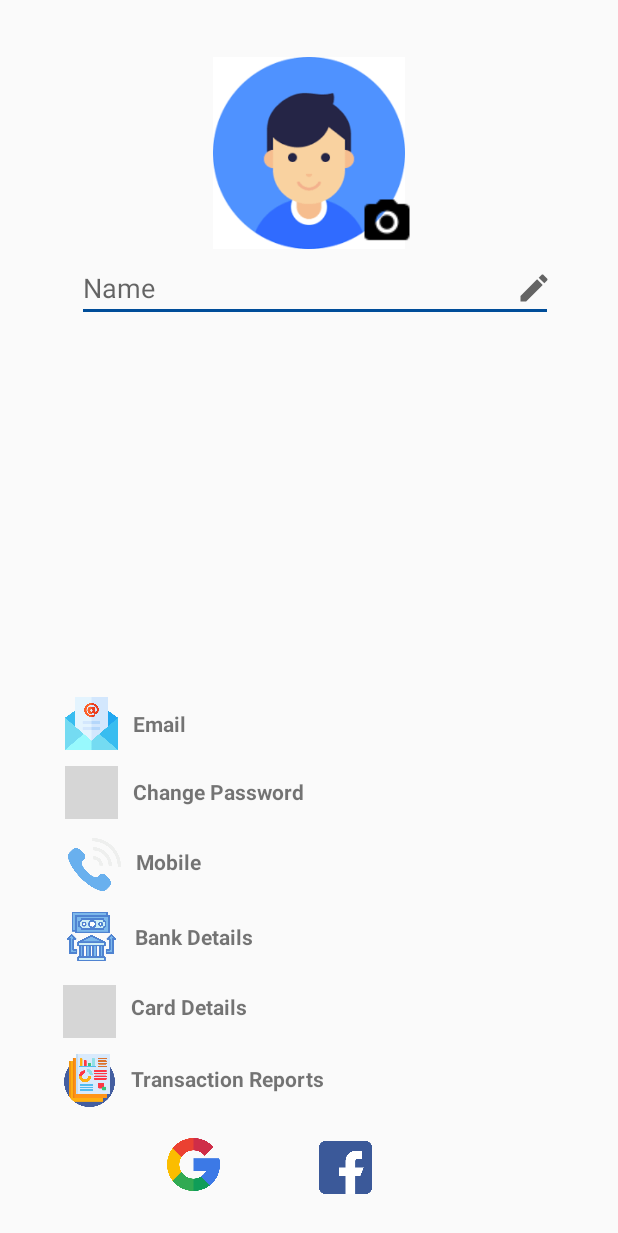
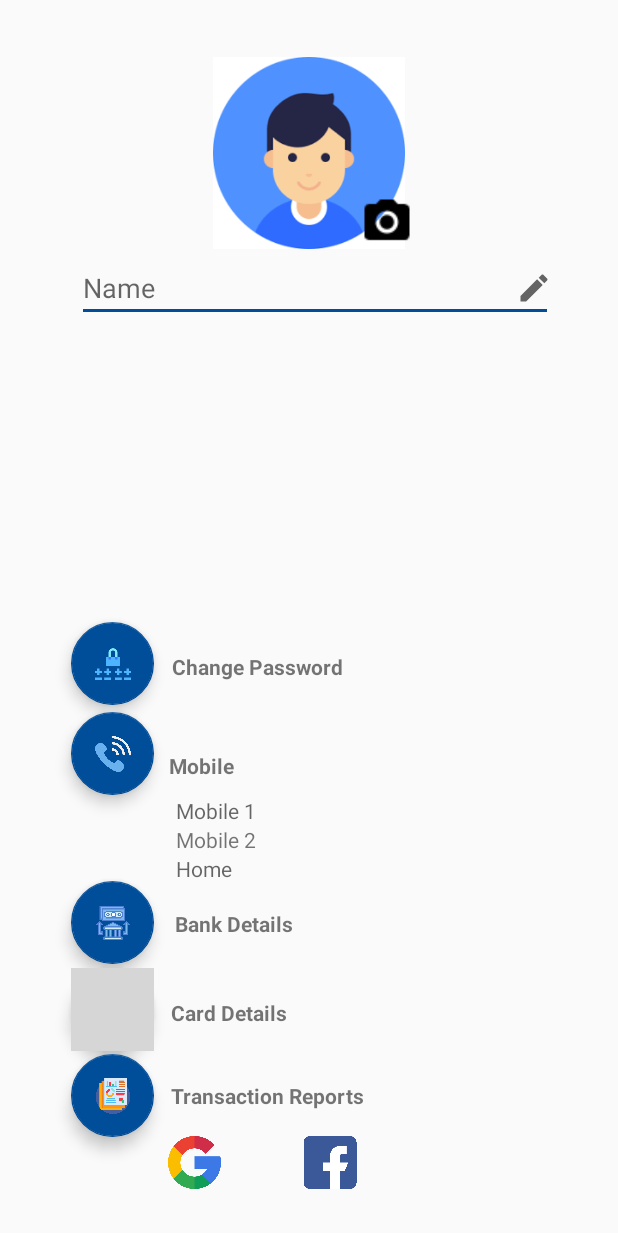
Before and after one commit to SLIIT-HCI/finance-app, an Android app: the screen it shows after launch (UserProfile), on a phone screen of 412 x 824 dp. Shown: the top 1233 px of the screen. Run offline under Robolectric (Android 15) with nearby library versions, the phone set to English and light mode, and no system bars; our stand-ins replace Firebase (no records; nobody signed in at launch, a user with empty details on screens opened directly); Roboto replaces fonts that are not available here; grey boxes are pictures that could not be loaded.

Commit message:
Adding Floating action buttons Bank Details function usnder user profile

```diff
--- a/app/src/main/AndroidManifest.xml
+++ b/app/src/main/AndroidManifest.xml
@@ -22,7 +22,8 @@
         android:roundIcon="@mipmap/ic_launcher_round"
         android:supportsRtl="true"
         android:theme="@style/AppTheme">
-        <activity android:name=".NavigationDrawer"></activity>
+        <activity android:name=".ExpandableListView_bankDetails"></activity>
+        <activity android:name=".NavigationDrawer" />
         <activity android:name=".AddTransactionsActivity" />
         <activity android:name=".LoginActivity" />
         <activity android:name=".ViewSMSList" />
--- a/app/src/main/java/com/example/financemanagementapp/UserProfile.java
+++ b/app/src/main/java/com/example/financemanagementapp/UserProfile.java
@@ -1,14 +1,143 @@
 package com.example.financemanagementapp;
 
+import androidx.appcompat.app.AlertDialog;
 import androidx.appcompat.app.AppCompatActivity;
 
+import android.annotation.SuppressLint;
+import android.content.DialogInterface;
+import android.content.Intent;
 import android.os.Bundle;
+import android.provider.MediaStore;
+import android.service.controls.actions.FloatAction;
+import android.view.View;
+import android.widget.EditText;
+import android.widget.ImageView;
+import android.widget.TextView;
+
+import com.google.android.material.floatingactionbutton.FloatingActionButton;
+import com.google.firebase.auth.FirebaseAuth;
 
 public class UserProfile extends AppCompatActivity {
+
+    private final int REQUEST_CODE=10;
+    ImageView selectFromGallery;
+    TextView change_password, mobile1, mobile2, home;
+    TextView bankDetails;
+
+    //private FirebaseAuth firebaseAuth1;
 
     @Override
     protected void onCreate(Bundle savedInstanceState) {
         super.onCreate(savedInstanceState);
         setContentView(R.layout.activity_user_profile);
+
+        //getting firebase auth object
+        //firebaseAuth1 = FirebaseAuth.getInstance();
+
+        selectFromGallery = (ImageView) findViewById(R.id.selectFromGallery);
+        change_password = (TextView)findViewById(R.id.changePassword);
+        mobile1 = (TextView) findViewById(R.id.mobile1);
+        mobile2 = (TextView) findViewById(R.id.mobile2);
+        home = (TextView) findViewById(R.id.mobileHome);
+        bankDetails = (TextView) findViewById(R.id.TVBankDetail);
+
+        selectFromGallery.setOnClickListener(new View.OnClickListener() {
+            @Override
+            public void onClick(View view) {
+                Intent selectImage = new Intent(Intent.ACTION_PICK, MediaStore.Images.Media.EXTERNAL_CONTENT_URI);
+                startActivityForResult(selectImage,REQUEST_CODE);
+                //selectImage.setText("Select Again");
+            }
+        });
+
+        change_password.setOnClickListener(new View.OnClickListener() {
+            @Override
+            public void onClick(View view) {
+                Intent ChangePassword = new Intent(getApplicationContext(), ForgotPasswordActivity.class);
+                startActivity(ChangePassword);
+            }
+        });
+
+        mobile1.setOnClickListener(new View.OnClickListener() {
+            @Override
+            public void onClick(View view) {
+
+                enterMobileNumber();
+            }
+        });
+
+        mobile2.setOnClickListener(new View.OnClickListener() {
+            @Override
+            public void onClick(View view) {
+                enterMobileNumber();
+            }
+        });
+
+        home.setOnClickListener(new View.OnClickListener() {
+        @Override
+        public void onClick(View view) {
+            enterMobileNumber();
+        }
+    });
+
+        bankDetails.setOnClickListener(new View.OnClickListener() {
+            @Override
+            public void onClick(View view) {
+                Intent bank = new Intent(getApplicationContext(), ExpandableListView_bankDetails.class);
+                startActivity(bank);
+            }
+        });
+
     }
+
+
+
+    private void enterMobileNumber(){
+        AlertDialog.Builder alert = new AlertDialog.Builder(this);
+
+        alert.setTitle("Phone Number");
+        //alert.setMessage("Message");
+
+        // Set an EditText view to get user input
+        final EditText input = new EditText(this);
+        alert.setView(input);
+
+        alert.setPositiveButton("Ok", new DialogInterface.OnClickListener() {
+            public void onClick(DialogInterface dialog, int whichButton) {
+
+                // Do something with value!
+            }
+        });
+
+        alert.setNegativeButton("Delete", new DialogInterface.OnClickListener() {
+            public void onClick(DialogInterface dialog, int whichButton) {
+                // Delete phone number
+            }
+        });
+
+        alert.show();
+    }
+
+//    private void enterEmail(){
+//        AlertDialog.Builder emailAlert = new AlertDialog.Builder(this);
+//        emailAlert.setTitle("Change email address");
+//
+//        final EditText enterEmail = new EditText(this);
+//        emailAlert.setView(enterEmail);
+//
+//        emailAlert.setPositiveButton("Done", new DialogInterface.OnClickListener() {
+//            @Override
+//            public void onClick(DialogInterface dialogInterface, int i) {
+//                Intent intent = new Intent(getApplicationContext(), EmailVerificationActivity.class);
+//                startActivity(intent);
+//            }
+//        });
+//
+//        emailAlert.setNegativeButton("Cancel", new DialogInterface.OnClickListener() {
+//            @Override
+//            public void onClick(DialogInterface dialogInterface, int i) {
+//                //cancel
+//            }
+//        });
+//    }
 }
--- a/app/src/main/res/layout/activity_user_profile.xml
+++ b/app/src/main/res/layout/activity_user_profile.xml
@@ -7,7 +7,7 @@
     tools:context=".UserProfile">
 
     <ImageView
-        android:id="@+id/imageView5"
+        android:id="@+id/userProfile"
         android:layout_width="137dp"
         android:layout_height="128dp"
         android:layout_alignParentTop="true"
@@ -16,7 +16,7 @@
         app:srcCompat="@drawable/avatar1" />
 
     <ImageView
-        android:id="@+id/imageView6"
+        android:id="@+id/selectFromGallery"
         android:layout_width="wrap_content"
         android:layout_height="wrap_content"
         android:layout_alignParentTop="true"
@@ -26,7 +26,7 @@
         app:srcCompat="@drawable/icon_camera2" />
 
     <EditText
-        android:id="@+id/editTextTextPersonName"
+        android:id="@+id/userName"
         android:layout_width="wrap_content"
         android:layout_height="wrap_content"
         android:layout_alignParentStart="true"
@@ -41,7 +41,7 @@
         android:inputType="textPersonName" />
 
     <ImageView
-        android:id="@+id/imageView7"
+        android:id="@+id/editUserName"
         android:layout_width="wrap_content"
         android:layout_height="45dp"
         android:layout_alignParentTop="true"
@@ -51,162 +51,177 @@
         app:srcCompat="@drawable/ic_baseline_edit_24" />
 
     <TextView
-        android:id="@+id/textView11"
+        android:id="@+id/changeMobile"
+        android:layout_width="185dp"
+        android:layout_height="26dp"
+        android:layout_above="@+id/mobileLayout"
+        android:layout_alignParentEnd="true"
+        android:layout_centerInParent="true"
+        android:layout_marginStart="10dp"
+        android:layout_marginEnd="115dp"
+        android:layout_marginBottom="4dp"
+        android:layout_toEndOf="@+id/mobile"
+        android:text="@string/mobile"
+        android:textStyle="bold" />
+
+    <com.google.android.material.floatingactionbutton.FloatingActionButton
+        android:id="@+id/uPassword"
+        android:layout_width="55dp"
+        android:layout_height="55dp"
+        android:layout_alignParentStart="true"
+        android:layout_alignParentBottom="true"
+        android:layout_marginStart="47dp"
+        android:layout_marginBottom="354dp"
+        app:srcCompat="@drawable/change_password3" />
+
+    <TextView
+        android:id="@+id/changePassword"
         android:layout_width="199dp"
         android:layout_height="20dp"
         android:layout_alignParentEnd="true"
         android:layout_alignParentBottom="true"
-        android:layout_marginStart="10dp"
-        android:layout_marginEnd="113dp"
-        android:layout_marginBottom="286dp"
-        android:layout_toEndOf="@+id/imageView18"
+        android:layout_centerHorizontal="true"
+        android:layout_marginStart="12dp"
+        android:layout_marginEnd="92dp"
+        android:layout_marginBottom="369dp"
+        android:layout_toEndOf="@+id/uPassword"
+        android:clickable="true"
         android:text="@string/Change_Password"
         android:textStyle="bold" />
 
-    <ImageView
-        android:id="@+id/imageView16"
-        android:layout_width="35dp"
-        android:layout_height="35dp"
+    <com.google.android.material.floatingactionbutton.FloatingActionButton
+        android:id="@+id/mobile"
+        android:layout_width="55dp"
+        android:layout_height="55dp"
+        android:layout_alignParentStart="true"
         android:layout_alignParentBottom="true"
-        android:layout_marginStart="66dp"
-        android:layout_marginBottom="28dp"
-        android:layout_toEndOf="@+id/imageView15"
-        app:srcCompat="@drawable/facebook" />
+        android:layout_centerVertical="true"
+        android:layout_marginStart="47dp"
+        android:layout_marginBottom="294dp"
+        app:srcCompat="@drawable/phone_call" />
+
+    <com.google.android.material.floatingactionbutton.FloatingActionButton
+        android:id="@+id/bankDetail"
+        android:layout_width="55dp"
+        android:layout_height="55dp"
+        android:layout_alignParentStart="true"
+        android:layout_alignParentBottom="true"
+        android:layout_marginStart="47dp"
+        android:layout_marginBottom="181dp"
+        app:srcCompat="@drawable/bank_details" />
+
+    <TextView
+        android:id="@+id/TVBankDetail"
+        android:layout_width="133dp"
+        android:layout_height="26dp"
+        android:layout_alignParentEnd="true"
+        android:layout_alignParentBottom="true"
+        android:layout_marginStart="14dp"
+        android:layout_marginEnd="157dp"
+        android:layout_marginBottom="192dp"
+        android:layout_toEndOf="@+id/bankDetail"
+        android:text="@string/bank_detail"
+        android:clickable="true"
+        android:textStyle="bold" />
+
+    <TextView
+        android:id="@+id/cardDetails"
+        android:layout_width="wrap_content"
+        android:layout_height="wrap_content"
+        android:layout_alignParentEnd="true"
+        android:layout_alignParentBottom="true"
+        android:layout_centerHorizontal="true"
+        android:layout_marginStart="11dp"
+        android:layout_marginEnd="128dp"
+        android:layout_marginBottom="139dp"
+        android:layout_toEndOf="@+id/card"
+        android:text="@string/card_details"
+        android:textStyle="bold" />
+
+    <com.google.android.material.floatingactionbutton.FloatingActionButton
+        android:id="@+id/report"
+        android:layout_width="55dp"
+        android:layout_height="55dp"
+        android:layout_alignParentStart="true"
+        android:layout_alignParentBottom="true"
+        android:layout_marginStart="47dp"
+        android:layout_marginBottom="66dp"
+        app:srcCompat="@drawable/report" />
+
+    <TextView
+        android:id="@+id/transactionReport"
+        android:layout_width="wrap_content"
+        android:layout_height="wrap_content"
+        android:layout_alignParentEnd="true"
+        android:layout_alignParentBottom="true"
+        android:layout_centerHorizontal="true"
+        android:layout_marginStart="11dp"
+        android:layout_marginEnd="116dp"
+        android:layout_marginBottom="84dp"
+        android:layout_toEndOf="@+id/report"
+        android:text="@string/transaction_reports"
+        android:textStyle="bold" />
 
     <ImageView
-        android:id="@+id/imageView15"
+        android:id="@+id/google"
         android:layout_width="35dp"
         android:layout_height="35dp"
         android:layout_alignParentStart="true"
         android:layout_alignParentBottom="true"
-        android:layout_marginStart="111dp"
-        android:layout_marginBottom="30dp"
+        android:layout_marginStart="112dp"
+        android:layout_marginBottom="31dp"
         app:srcCompat="@drawable/google" />
 
-    <TextView
-        android:id="@+id/textView15"
-        android:layout_width="wrap_content"
-        android:layout_height="wrap_content"
+    <ImageView
+        android:id="@+id/facebook"
+        android:layout_width="35dp"
+        android:layout_height="35dp"
         android:layout_alignParentEnd="true"
         android:layout_alignParentBottom="true"
-        android:layout_marginStart="10dp"
-        android:layout_marginEnd="121dp"
-        android:layout_marginBottom="95dp"
-        android:layout_toEndOf="@+id/imageView14"
-        android:text="@string/transaction_reports"
-        android:textStyle="bold" />
+        android:layout_marginStart="54dp"
+        android:layout_marginEnd="173dp"
+        android:layout_marginBottom="31dp"
+        android:layout_toEndOf="@+id/google"
+        app:srcCompat="@drawable/facebook" />
 
-    <TextView
-        android:id="@+id/textView14"
-        android:layout_width="wrap_content"
-        android:layout_height="wrap_content"
-        android:layout_alignParentEnd="true"
-        android:layout_alignParentBottom="true"
-        android:layout_marginStart="10dp"
-        android:layout_marginEnd="135dp"
-        android:layout_marginBottom="143dp"
-        android:layout_toEndOf="@+id/imageView13"
-        android:text="@string/card_details"
-        android:textStyle="bold" />
-
-    <ImageView
-        android:id="@+id/imageView13"
-        android:layout_width="35dp"
-        android:layout_height="35dp"
+    <com.google.android.material.floatingactionbutton.FloatingActionButton
+        android:id="@+id/card"
+        android:layout_width="55dp"
+        android:layout_height="55dp"
         android:layout_alignParentStart="true"
         android:layout_alignParentBottom="true"
-        android:layout_marginStart="42dp"
-        android:layout_marginBottom="132dp"
+        android:layout_marginStart="47dp"
+        android:layout_marginBottom="123dp"
         app:srcCompat="@drawable/credit_card" />
 
-    <ImageView
-        android:id="@+id/imageView14"
-        android:layout_width="35dp"
-        android:layout_height="35dp"
-        android:layout_alignParentStart="true"
-        android:layout_alignParentBottom="true"
-        android:layout_marginStart="42dp"
-        android:layout_marginBottom="86dp"
-        app:srcCompat="@drawable/report" />
+    <LinearLayout
+        android:id="@+id/mobileLayout"
+        android:layout_width="231dp"
+        android:layout_height="62dp"
+        android:layout_above="@+id/TVBankDetail"
+        android:layout_alignParentEnd="true"
+        android:layout_marginEnd="63dp"
+        android:layout_marginBottom="13dp"
+        android:orientation="vertical">
 
-    <ImageView
-        android:id="@+id/imageView12"
-        android:layout_width="35dp"
-        android:layout_height="35dp"
-        android:layout_alignParentStart="true"
-        android:layout_alignParentBottom="true"
-        android:layout_marginStart="43dp"
-        android:layout_marginBottom="182dp"
-        app:srcCompat="@drawable/bank_details" />
+        <TextView
+            android:id="@+id/mobile1"
+            android:layout_width="match_parent"
+            android:layout_height="wrap_content"
+            android:hint="Mobile 1" />
 
-    <TextView
-        android:id="@+id/textView13"
-        android:layout_width="wrap_content"
-        android:layout_height="wrap_content"
-        android:layout_alignParentEnd="true"
-        android:layout_alignParentBottom="true"
-        android:layout_marginStart="11dp"
-        android:layout_marginEnd="120dp"
-        android:layout_marginBottom="190dp"
-        android:layout_toEndOf="@+id/imageView12"
-        android:text="@string/bank_detail"
-        android:textStyle="bold" />
+        <TextView
+            android:id="@+id/mobile2"
+            android:layout_width="match_parent"
+            android:layout_height="wrap_content"
+            android:text="Mobile 2" />
 
-    <ImageView
-        android:id="@+id/imageView17"
-        android:layout_width="35dp"
-        android:layout_height="35dp"
-        android:layout_alignParentStart="true"
-        android:layout_alignParentBottom="true"
-        android:layout_marginStart="45dp"
-        android:layout_marginBottom="230dp"
-        app:srcCompat="@drawable/phone_call" />
-
-    <ImageView
-        android:id="@+id/imageView18"
-        android:layout_width="35dp"
-        android:layout_height="35dp"
-        android:layout_alignParentStart="true"
-        android:layout_alignParentBottom="true"
-        android:layout_marginStart="43dp"
-        android:layout_marginBottom="278dp"
-        app:srcCompat="@drawable/change_password2" />
-
-    <ImageView
-        android:id="@+id/imageView19"
-        android:layout_width="35dp"
-        android:layout_height="35dp"
-        android:layout_alignParentStart="true"
-        android:layout_alignParentBottom="true"
-        android:layout_marginStart="43dp"
-        android:layout_marginBottom="324dp"
-        app:srcCompat="@drawable/email2" />
-
-    <TextView
-        android:id="@+id/textView18"
-        android:layout_width="wrap_content"
-        android:layout_height="wrap_content"
-        android:layout_alignParentEnd="true"
-        android:layout_alignParentBottom="true"
-        android:layout_marginStart="10dp"
-        android:layout_marginEnd="259dp"
-        android:layout_marginBottom="332dp"
-        android:layout_toEndOf="@+id/imageView19"
-        android:textStyle="bold"
-        android:text="@string/Change_email" />
-
-    <TextView
-        android:id="@+id/textView12"
-        android:layout_width="185dp"
-        android:layout_height="26dp"
-        android:layout_alignParentEnd="true"
-        android:layout_alignParentBottom="true"
-        android:layout_marginStart="10dp"
-        android:layout_marginEnd="118dp"
-        android:layout_marginBottom="233dp"
-        android:layout_toEndOf="@+id/imageView17"
-        android:text="@string/mobile"
-        android:textStyle="bold" />
+        <TextView
+            android:id="@+id/mobileHome"
+            android:layout_width="match_parent"
+            android:layout_height="wrap_content"
+            android:hint="Home" />
+    </LinearLayout>
 
 
 </RelativeLayout>
--- a/app/src/main/res/values/strings.xml
+++ b/app/src/main/res/values/strings.xml
@@ -132,4 +132,5 @@
     <string name="google">Google Account</string>
     <string name="facebook">FaceBook Account</string>
 
+    <string name="news">Check News</string>
 </resources>
```
Also changed, not shown: app/src/main/java/com/example/financemanagementapp/BankExpandibleListAdapter.java (added, +118 -0 lines), app/src/main/java/com/example/financemanagementapp/ExpandableListView_bankDetails.java (added, +99 -0 lines), app/src/main/res/drawable/ic_baseline_delete_24.xml (added, +10 -0 lines), app/src/main/res/layout/activity_expandable_list_view_bank_details.xml (added, +15 -0 lines), app/src/main/res/layout/child_item_bankdetails.xml (added, +21 -0 lines), app/src/main/res/layout/group_item_bankdetails.xml (added, +14 -0 lines), app/src/main/res/drawable-v24/change_password3.png (added).
